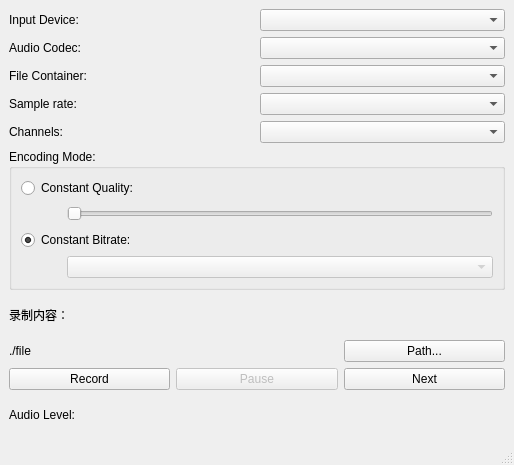
Above: audiorecorder.ui from dongdong-2009/Helloworld-PocketSphinx-Qt before the change. Below: the same form after it.
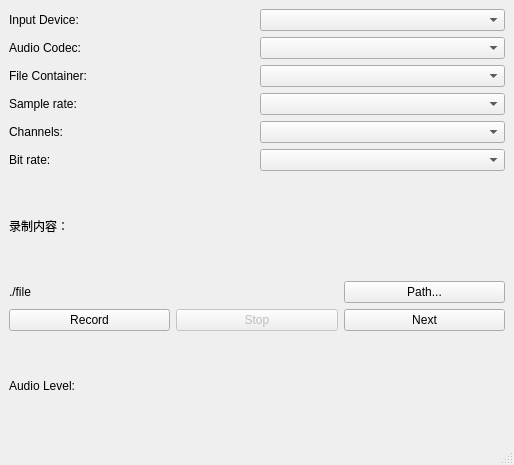
That is the form after the change.

Diff of the .ui file:
```diff
--- a/audiorecorder.ui
+++ b/audiorecorder.ui
@@ -15,95 +15,27 @@
   </property>
   <widget class="QWidget" name="centralwidget">
    <layout class="QGridLayout" name="gridLayout_3">
-    <item row="1" column="0" colspan="3">
-     <widget class="QGroupBox" name="groupBox">
-      <property name="title">
-       <string>Encoding Mode:</string>
+    <item row="5" column="0">
+     <widget class="QLabel" name="levelLabel">
+      <property name="text">
+       <string>Audio Level:</string>
       </property>
-      <layout class="QGridLayout" name="gridLayout">
-       <item row="0" column="0" colspan="2">
-        <widget class="QRadioButton" name="constantQualityRadioButton">
-         <property name="text">
-          <string>Constant Quality:</string>
-         </property>
-         <property name="checked">
-          <bool>false</bool>
-         </property>
-        </widget>
-       </item>
-       <item row="1" column="0">
-        <spacer name="horizontalSpacer_2">
-         <property name="orientation">
-          <enum>Qt::Horizontal</enum>
-         </property>
-         <property name="sizeType">
-          <enum>QSizePolicy::Fixed</enum>
-         </property>
-         <property name="sizeHint" stdset="0">
-          <size>
-           <width>40</width>
-           <height>20</height>
-          </size>
-         </property>
-        </spacer>
-       </item>
-       <item row="1" column="1">
-        <widget class="QSlider" name="qualitySlider">
-         <property name="orientation">
-          <enum>Qt::Horizontal</enum>
-         </property>
-        </widget>
-       </item>
-       <item row="2" column="0" colspan="2">
-        <widget class="QRadioButton" name="constantBitrateRadioButton">
-         <property name="enabled">
-          <bool>true</bool>
-         </property>
-         <property name="text">
-          <string>Constant Bitrate:</string>
-         </property>
-         <property name="checked">
-          <bool>true</bool>
-         </property>
-        </widget>
-       </item>
-       <item row="3" column="0">
-        <spacer name="horizontalSpacer">
-         <property name="orientation">
-          <enum>Qt::Horizontal</enum>
-         </property>
-         <property name="sizeType">
-          <enum>QSizePolicy::Fixed</enum>
-         </property>
-         <property name="sizeHint" stdset="0">
-          <size>
-           <width>40</width>
-           <height>20</height>
-          </size>
-         </property>
-        </spacer>
-       </item>
-       <item row="3" column="1">
-        <widget class="QComboBox" name="bitrateBox">
-         <property name="enabled">
-          <bool>false</bool>
-         </property>
-        </widget>
-       </item>
-      </layout>
      </widget>
     </item>
     <item row="0" column="0" colspan="3">
      <layout class="QGridLayout" name="gridLayout_2">
-      <item row="3" column="0">
-       <widget class="QLabel" name="label_4">
+      <item row="3" column="1">
+       <widget class="QComboBox" name="sampleRateBox"/>
+      </item>
+      <item row="2" column="0">
+       <widget class="QLabel" name="label_3">
         <property name="text">
-         <string>Sample rate:</string>
+         <string>File Container:</string>
         </property>
        </widget>
       </item>
-      <item row="0" column="1">
-       <widget class="QComboBox" name="audioDeviceBox"/>
+      <item row="2" column="1">
+       <widget class="QComboBox" name="containerBox"/>
       </item>
       <item row="1" column="0">
        <widget class="QLabel" name="label_2">
@@ -119,22 +51,6 @@
         </property>
        </widget>
       </item>
-      <item row="2" column="0">
-       <widget class="QLabel" name="label_3">
-        <property name="text">
-         <string>File Container:</string>
-        </property>
-       </widget>
-      </item>
-      <item row="2" column="1">
-       <widget class="QComboBox" name="containerBox"/>
-      </item>
-      <item row="3" column="1">
-       <widget class="QComboBox" name="sampleRateBox"/>
-      </item>
-      <item row="1" column="1">
-       <widget class="QComboBox" name="audioCodecBox"/>
-      </item>
       <item row="4" column="0">
        <widget class="QLabel" name="label_5">
         <property name="text">
@@ -143,66 +59,90 @@
        </widget>
       </item>
       <item row="4" column="1">
-       <widget class="QComboBox" name="channelsBox"/>
+       <widget class="QComboBox" name="channelsBox">
+        <property name="currentText">
+         <string/>
+        </property>
+       </widget>
+      </item>
+      <item row="1" column="1">
+       <widget class="QComboBox" name="audioCodecBox"/>
+      </item>
+      <item row="3" column="0">
+       <widget class="QLabel" name="label_4">
+        <property name="text">
+         <string>Sample rate:</string>
+        </property>
+       </widget>
+      </item>
+      <item row="0" column="1">
+       <widget class="QComboBox" name="audioDeviceBox"/>
+      </item>
+      <item row="5" column="0">
+       <widget class="QLabel" name="label_8">
+        <property name="text">
+         <string>Bit rate:</string>
+        </property>
+       </widget>
+      </item>
+      <item row="5" column="1">
+       <widget class="QComboBox" name="bitrateBox">
+        <property name="enabled">
+         <bool>true</bool>
+        </property>
+       </widget>
       </item>
      </layout>
     </item>
-    <item row="2" column="0">
+    <item row="1" column="0">
      <widget class="QLabel" name="label_6">
       <property name="text">
        <string>录制内容：</string>
       </property>
      </widget>
     </item>
-    <item row="6" column="0">
-     <widget class="QLabel" name="levelLabel">
-      <property name="text">
-       <string>Audio Level:</string>
-      </property>
-     </widget>
-    </item>
-    <item row="2" column="1" colspan="2">
-     <widget class="QLabel" name="labelSentence">
-      <property name="text">
-       <string/>
-      </property>
-     </widget>
-    </item>
-    <item row="6" column="1" colspan="2">
+    <item row="5" column="1" colspan="2">
      <layout class="QVBoxLayout" name="levelsLayout"/>
     </item>
-    <item row="3" column="0" colspan="2">
+    <item row="2" column="0" colspan="2">
      <widget class="QLabel" name="label_7">
       <property name="text">
        <string>./file</string>
       </property>
      </widget>
     </item>
-    <item row="3" column="2">
+    <item row="1" column="1" colspan="2">
+     <widget class="QLabel" name="labelSentence">
+      <property name="text">
+       <string/>
+      </property>
+     </widget>
+    </item>
+    <item row="2" column="2">
      <widget class="QPushButton" name="outputButton">
       <property name="text">
        <string>Path...</string>
       </property>
      </widget>
     </item>
-    <item row="4" column="0">
+    <item row="3" column="0">
      <widget class="QPushButton" name="recordButton">
       <property name="text">
        <string>Record</string>
       </property>
      </widget>
     </item>
-    <item row="4" column="1">
-     <widget class="QPushButton" name="pauseButton">
+    <item row="3" column="1">
+     <widget class="QPushButton" name="stopButton">
       <property name="enabled">
        <bool>false</bool>
       </property>
       <property name="text">
-       <string>Pause</string>
+       <string>Stop</string>
       </property>
      </widget>
     </item>
-    <item row="4" column="2">
+    <item row="3" column="2">
      <widget class="QPushButton" name="nextButton">
       <property name="text">
        <string>Next</string>
```
Left out of the diff: 83 changed lines with no effect on the pictures.
